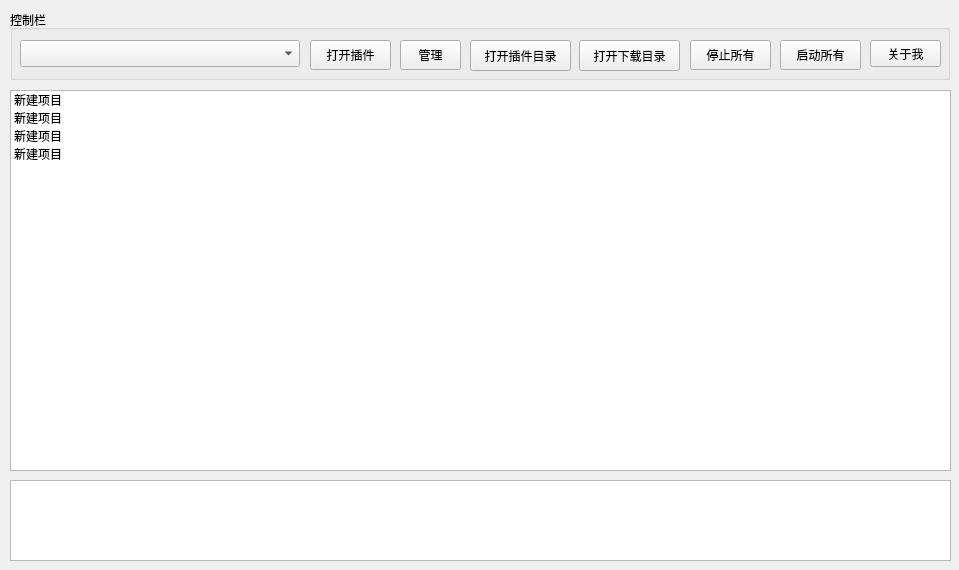
This is uiDefines/MainWindow.ui in fivecountry/pyResourceGet as Qt 5 draws it before an edit. The edited form follows.
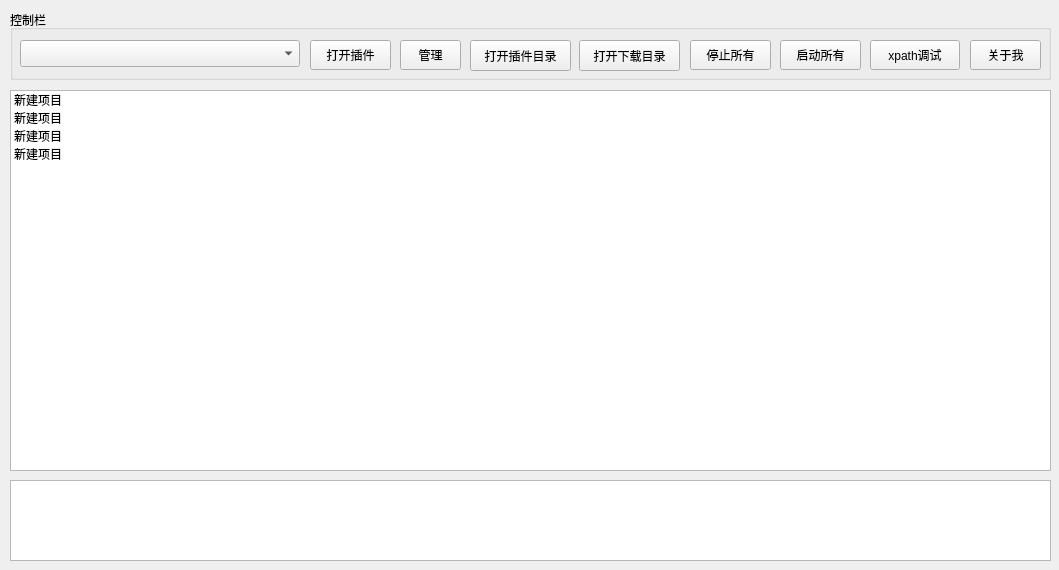
This is the edited form.

The edit to the form file:
```diff
--- a/uiDefines/MainWindow.ui
+++ b/uiDefines/MainWindow.ui
@@ -9,7 +9,7 @@
    <rect>
     <x>0</x>
     <y>0</y>
-    <width>959</width>
+    <width>1059</width>
     <height>570</height>
    </rect>
   </property>
@@ -22,7 +22,7 @@
      <rect>
       <x>10</x>
       <y>10</y>
-      <width>940</width>
+      <width>1041</width>
       <height>70</height>
      </rect>
     </property>
@@ -94,10 +94,10 @@
     <widget class="QPushButton" name="btnAboutMe">
      <property name="geometry">
       <rect>
-       <x>860</x>
+       <x>960</x>
        <y>30</y>
        <width>71</width>
-       <height>27</height>
+       <height>30</height>
       </rect>
      </property>
      <property name="text">
@@ -130,13 +130,26 @@
       <string>打开插件目录</string>
      </property>
     </widget>
+    <widget class="QPushButton" name="btnXPathDebug">
+     <property name="geometry">
+      <rect>
+       <x>860</x>
+       <y>30</y>
+       <width>90</width>
+       <height>30</height>
+      </rect>
+     </property>
+     <property name="text">
+      <string>xpath调试</string>
+     </property>
+    </widget>
    </widget>
    <widget class="QListWidget" name="lwFileList">
     <property name="geometry">
      <rect>
       <x>10</x>
       <y>90</y>
-      <width>941</width>
+      <width>1041</width>
       <height>381</height>
      </rect>
     </property>
@@ -166,7 +179,7 @@
      <rect>
       <x>10</x>
       <y>480</y>
-      <width>941</width>
+      <width>1041</width>
       <height>81</height>
      </rect>
     </property>
```
